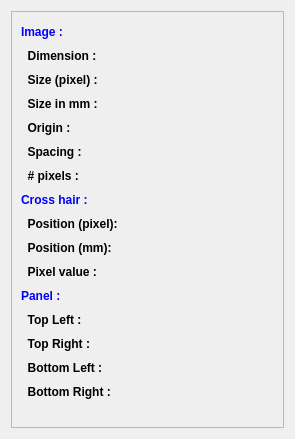
open-vv/vv, file vv/qt_ui/vvInfoPanel.ui: the form before one commit.
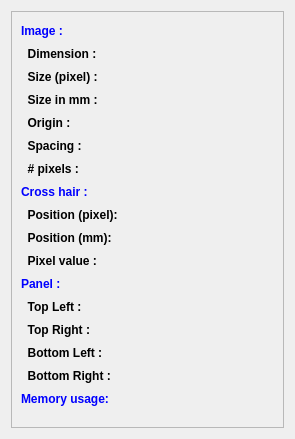
The form after the commit.

Commit message: add memory usage info in panel (need libstatgrab)

```diff
--- a/vv/qt_ui/vvInfoPanel.ui
+++ b/vv/qt_ui/vvInfoPanel.ui
@@ -30,8 +30,8 @@
        <rect>
         <x>0</x>
         <y>0</y>
-        <width>273</width>
-        <height>417</height>
+        <width>281</width>
+        <height>425</height>
        </rect>
       </property>
       <layout class="QGridLayout" name="gridLayout">
@@ -486,6 +486,23 @@
          </property>
         </widget>
        </item>
+       <item row="16" column="0">
+        <widget class="QLabel" name="memoryUsageLabel">
+         <property name="sizePolicy">
+          <sizepolicy hsizetype="Preferred" vsizetype="Fixed">
+           <horstretch>0</horstretch>
+           <verstretch>0</verstretch>
+          </sizepolicy>
+         </property>
+         <property name="text">
+          <string>&lt;!DOCTYPE HTML PUBLIC &quot;-//W3C//DTD HTML 4.0//EN&quot; &quot;http://www.w3.org/TR/REC-html40/strict.dtd&quot;&gt;
+&lt;html&gt;&lt;head&gt;&lt;meta name=&quot;qrichtext&quot; content=&quot;1&quot; /&gt;&lt;style type=&quot;text/css&quot;&gt;
+p, li { white-space: pre-wrap; }
+&lt;/style&gt;&lt;/head&gt;&lt;body style=&quot; font-family:'Sans Serif'; font-size:9pt; font-weight:400; font-style:normal;&quot;&gt;
+&lt;p style=&quot; margin-top:0px; margin-bottom:0px; margin-left:0px; margin-right:0px; -qt-block-indent:0; text-indent:0px;&quot;&gt;&lt;span style=&quot; font-weight:600; color:#0000ff;&quot;&gt;Memory usage: &lt;/span&gt;&lt;/p&gt;&lt;/body&gt;&lt;/html&gt;</string>
+         </property>
+        </widget>
+       </item>
       </layout>
      </widget>
     </widget>
```
The commit also changes 4 other files.
